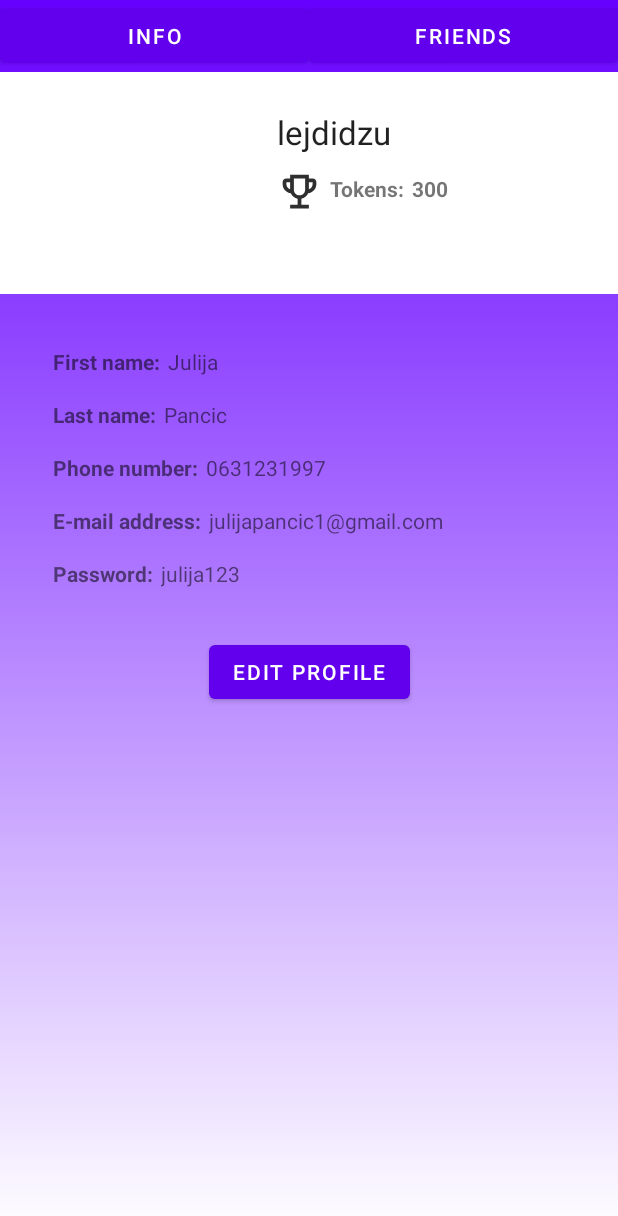
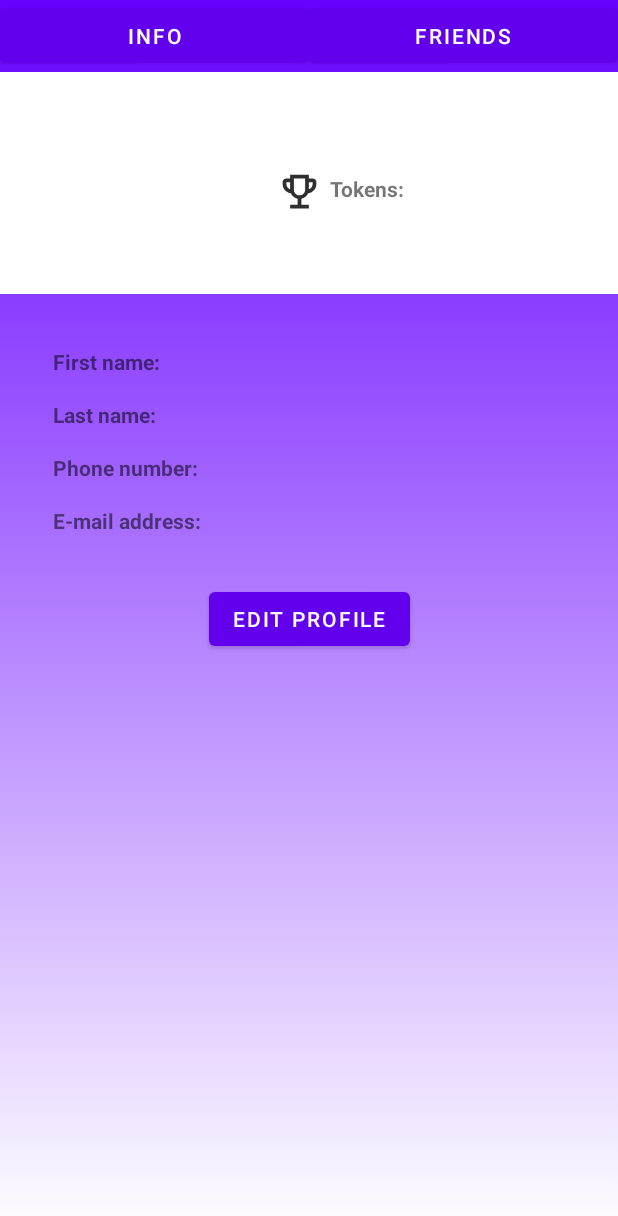
Before and after one commit to krstickatarina/mosis, an Android app: the layout activity_my_profile_info.xml on its own in the app's theme, with its tools: preview values and no code run, on a phone screen of 412 x 824 dp. Shown: the top 1216 px of the screen. Run offline under Robolectric (Android 15) with nearby library versions, the phone set to English and light mode, and no system bars; plain views replace CircularImageView.

Commit message:
skrivena sifra kod logovanja, uklonjena sa profila

```diff
--- a/Projekat/app/src/main/java/rs/elfak/mosis/katarina/wifinder/MainActivity.java
+++ b/Projekat/app/src/main/java/rs/elfak/mosis/katarina/wifinder/MainActivity.java
@@ -8,6 +8,7 @@ import android.content.Intent;
 import android.graphics.Color;
 import android.graphics.drawable.ColorDrawable;
 import android.os.Bundle;
+import android.text.method.PasswordTransformationMethod;
 import android.view.View;
 import android.widget.Button;
 import android.widget.EditText;
@@ -63,6 +64,7 @@ public class MainActivity extends AppCompatActivity {
             @Override
             public void onClick(View v) {
                 String emailAddressString = emailAddress.getText().toString();
+                password.setTransformationMethod(PasswordTransformationMethod.getInstance());
                 String passwordString = password.getText().toString();
                 if(!emailAddressString.isEmpty() && !passwordString.isEmpty())
                 {
--- a/Projekat/app/src/main/java/rs/elfak/mosis/katarina/wifinder/MyProfileInfoActivity.java
+++ b/Projekat/app/src/main/java/rs/elfak/mosis/katarina/wifinder/MyProfileInfoActivity.java
@@ -69,7 +69,7 @@ public class MyProfileInfoActivity extends AppCompatActivity {
         lastName = findViewById(R.id.profile_last_name);
         phoneNumber = findViewById(R.id.profile_phone);
         emailAddress = findViewById(R.id.profile_email);
-        password = findViewById(R.id.profile_password);
+        //password = findViewById(R.id.profile_password);
         numberOfTokens = findViewById(R.id.profile_points);
 
         profileInfo.setBackgroundColor(Color.parseColor("#8A2BE2"));
@@ -112,7 +112,7 @@ public class MyProfileInfoActivity extends AppCompatActivity {
                     lastName.setText(snapshot.getValue(User.class).getLastName());
                     phoneNumber.setText(snapshot.getValue(User.class).getPhoneNumber());
                     emailAddress.setText(snapshot.getValue(User.class).getEmailAddress());
-                    password.setText(snapshot.getValue(User.class).getPassword());
+                    //password.setText(snapshot.getValue(User.class).getPassword());
                     numberOfTokens.setText(String.valueOf(-1*snapshot.getValue(User.class).getNumberOfTokens()));
                 }
             }
--- a/Projekat/app/src/main/java/rs/elfak/mosis/katarina/wifinder/RegisterActivity.java
+++ b/Projekat/app/src/main/java/rs/elfak/mosis/katarina/wifinder/RegisterActivity.java
@@ -14,6 +14,7 @@ import android.graphics.Color;
 import android.graphics.drawable.ColorDrawable;
 import android.net.Uri;
 import android.os.Bundle;
+import android.text.method.PasswordTransformationMethod;
 import android.view.View;
 import android.widget.Button;
 import android.widget.EditText;
@@ -98,6 +99,7 @@ public class RegisterActivity extends AppCompatActivity {
                 String lastNameString = lastName.getText().toString();
                 String usernameString = username.getText().toString();
                 String emailAddressString = emailAddress.getText().toString();
+                password.setTransformationMethod(PasswordTransformationMethod.getInstance());
                 String passwordString = password.getText().toString();
                 String phoneNumberString = phoneNumber.getText().toString();
 
--- a/Projekat/app/src/main/res/drawable/rounded_corners_notification.xml
+++ b/Projekat/app/src/main/res/drawable/rounded_corners_notification.xml
@@ -1,5 +1,5 @@
 <?xml version="1.0" encoding="utf-8"?>
 <shape xmlns:android="http://schemas.android.com/apk/res/android">
     <corners android:radius="24dp" />
-    <solid android:color="#e6e6ff" />
+    <solid android:color="#ffffff" />
 </shape>
--- a/Projekat/app/src/main/res/layout/activity_edit_my_profile_info.xml
+++ b/Projekat/app/src/main/res/layout/activity_edit_my_profile_info.xml
@@ -56,20 +56,20 @@
         android:layout_marginHorizontal="30dp"
         android:layout_below="@+id/edit_phone"/>
 
-    <EditText
+    <!-- <EditText
         android:layout_width="match_parent"
         android:layout_height="wrap_content"
         android:hint="@string/edit_profile_password"
         android:id="@+id/edit_password"
         android:layout_marginHorizontal="30dp"
-        android:layout_below="@+id/edit_email"/>
+        android:layout_below="@+id/edit_email"/> -->
 
     <TableRow
         android:layout_width="match_parent"
         android:layout_height="wrap_content"
         android:layout_marginTop="30dp"
         android:layout_marginHorizontal="30dp"
-        android:layout_below="@+id/edit_password">
+        android:layout_below="@+id/edit_email">
         <Button
             android:id="@+id/edit_profile_finished_button"
             android:layout_weight="1"
--- a/Projekat/app/src/main/res/layout/activity_main.xml
+++ b/Projekat/app/src/main/res/layout/activity_main.xml
@@ -45,6 +45,7 @@
         android:layout_marginLeft="50dp"
         android:layout_marginRight="50dp"
         android:layout_marginBottom="10dp"
+        android:inputType="textPassword"
         android:id="@+id/login_password"
         android:hint="@string/password"
         android:layout_below="@+id/login_email_address"
--- a/Projekat/app/src/main/res/layout/activity_my_profile_info.xml
+++ b/Projekat/app/src/main/res/layout/activity_my_profile_info.xml
@@ -56,7 +56,7 @@
                 android:layout_width="wrap_content"
                 android:layout_height="wrap_content"
                 android:layout_marginTop="25dp"
-                android:text="lejdidzu"
+                android:text=""
                 android:textAppearance="?android:attr/textAppearanceLarge" />
 
             <LinearLayout
@@ -86,7 +86,7 @@
                     android:layout_height="wrap_content"
                     android:layout_marginStart="5dp"
                     android:layout_marginTop="13dp"
-                    android:text="300"
+                    android:text=""
                     android:textStyle="bold" />
 
             </LinearLayout>
@@ -101,7 +101,7 @@
         android:layout_height="wrap_content"
         android:layout_marginStart="5dp"
         android:layout_marginTop="35dp"
-        android:text="Julija"
+        android:text=""
         app:layout_constraintStart_toEndOf="@+id/profile_first_name_fixed"
         app:layout_constraintTop_toBottomOf="@+id/profile_info_container" />
 
@@ -111,7 +111,7 @@
         android:layout_height="wrap_content"
         android:layout_marginStart="5dp"
         android:layout_marginTop="16dp"
-        android:text="Pancic"
+        android:text=""
         app:layout_constraintStart_toEndOf="@+id/profile_last_name_fixed"
         app:layout_constraintTop_toBottomOf="@+id/profile_first_name" />
 
@@ -121,7 +121,7 @@
         android:layout_height="wrap_content"
         android:layout_marginStart="5dp"
         android:layout_marginTop="16dp"
-        android:text="0631231997"
+        android:text=""
         app:layout_constraintStart_toEndOf="@+id/profile_phone_fixed"
         app:layout_constraintTop_toBottomOf="@+id/profile_last_name" />
 
@@ -131,19 +131,19 @@
         android:layout_height="wrap_content"
         android:layout_marginStart="5dp"
         android:layout_marginTop="16dp"
-        android:text="julijapancic1@gmail.com"
+        android:text=""
         app:layout_constraintStart_toEndOf="@+id/profile_email_fixed"
         app:layout_constraintTop_toBottomOf="@+id/profile_phone" />
 
-    <TextView
+    <!-- <TextView
         android:id="@+id/profile_password"
         android:layout_width="wrap_content"
         android:layout_height="wrap_content"
         android:layout_marginStart="5dp"
         android:layout_marginTop="16dp"
-        android:text="julija123"
+        android:text=""
         app:layout_constraintStart_toEndOf="@+id/profile_password_fixed"
-        app:layout_constraintTop_toBottomOf="@+id/profile_email" />
+        app:layout_constraintTop_toBottomOf="@+id/profile_email" /> -->
 
     <Button
         android:id="@+id/profile_edit_button"
@@ -153,7 +153,7 @@
         android:layout_marginTop="32dp"
         android:text="Edit profile"
         app:layout_constraintStart_toStartOf="parent"
-        app:layout_constraintTop_toBottomOf="@+id/profile_password" />
+        app:layout_constraintTop_toBottomOf="@+id/profile_email" />
 
     <TextView
         android:id="@+id/profile_first_name_fixed"
@@ -195,7 +195,7 @@
         app:layout_constraintStart_toStartOf="parent"
         app:layout_constraintTop_toBottomOf="@+id/profile_phone_fixed" />
 
-    <TextView
+    <!-- <TextView
         android:id="@+id/profile_password_fixed"
         android:layout_width="wrap_content"
         android:layout_height="wrap_content"
@@ -203,6 +203,6 @@
         android:layout_marginTop="16dp"
         android:text="@string/profile_password_text"
         app:layout_constraintStart_toStartOf="parent"
-        app:layout_constraintTop_toBottomOf="@+id/profile_email_fixed" />
+        app:layout_constraintTop_toBottomOf="@+id/profile_email_fixed" /> -->
 
 </androidx.constraintlayout.widget.ConstraintLayout>
--- a/Projekat/app/src/main/res/layout/activity_register.xml
+++ b/Projekat/app/src/main/res/layout/activity_register.xml
@@ -91,6 +91,7 @@
         android:layout_width="match_parent"
         android:layout_height="wrap_content"
         android:hint="@string/password"
+        android:inputType="textPassword"
         android:layout_marginHorizontal="30dp"
         android:layout_below="@+id/register_phonenumber"
         android:id="@+id/register_password"/>
```
Also changed, not shown: Projekat/app/src/main/java/rs/elfak/mosis/katarina/wifinder/EditMyProfileInfoActivity.java (+7 -6 lines).
